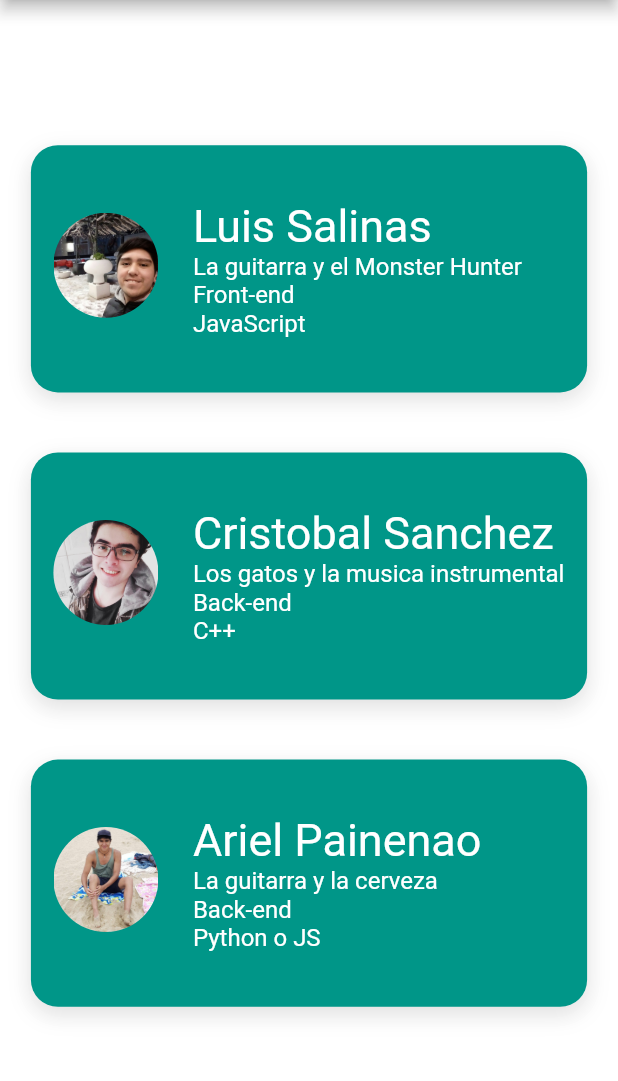
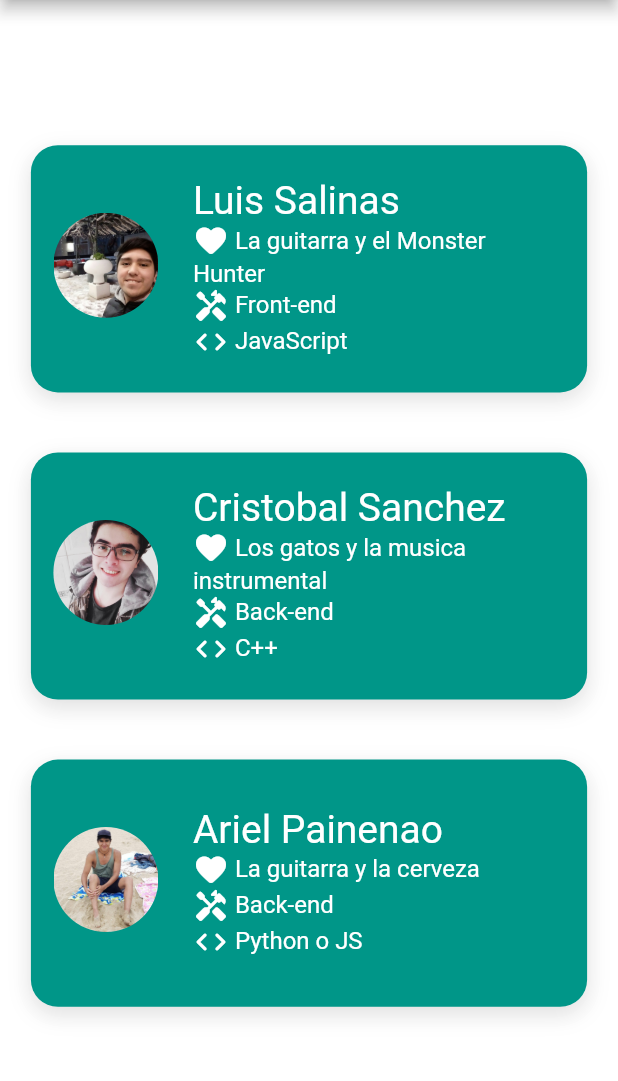
Before and after one commit to LuisSP97/app-sismos-cpyd, a Flutter app: the GroupPage screen opened by its route, on a phone screen of 412 x 824 dp, the part 84-1165 px from its top. Run offline on Flutter 3.47's test engine with Material 2 defaults, Android fonts, the phone set to English and light mode, and no system bars; our stand-ins replace google_maps_flutter, google_sign_in; network calls fail.

Commit message:
Se modifica pantalla de desarrolladores

```diff
--- a/lib/src/widgets/user_box.dart
+++ b/lib/src/widgets/user_box.dart
@@ -32,16 +32,27 @@ class UserBox extends StatelessWidget {
               ]),
           child: Row(
             children: <Widget>[
-              Padding(
+              Flexible(
+                flex: 1,
+                child: Padding(
                   padding: const EdgeInsets.symmetric(horizontal: 15.0),
                   child: Column(
                     children: [
-                    const SizedBox(height: 45,),
-                    ClipRRect(child: Image.asset(data[i].asset, height: 70, width: 70), borderRadius: BorderRadius.circular(100),),
+                      const SizedBox(
+                        height: 45,
+                      ),
+                      ClipRRect(
+                        child:
+                            Image.asset(data[i].asset, height: 70, width: 70),
+                        borderRadius: BorderRadius.circular(100),
+                      ),
                     ],
                   ),
                 ),
-              Padding(
+              ),
+              Flexible(
+                flex: 2,
+                child: Padding(
                   padding: const EdgeInsets.symmetric(horizontal: 8.0),
                   child: Column(
                     mainAxisAlignment: MainAxisAlignment.center,
@@ -50,13 +61,61 @@ class UserBox extends StatelessWidget {
                       Text(data[i].nombre,
                           style: const TextStyle(
                             color: Colors.white,
-                          fontSize: 30,
+                            fontSize: 26,
                           )),
-                    Text(data[i].gustos, style: const TextStyle(color: Colors.white, fontSize: 16),),
-                    Text(data[i].preferencia, style: const TextStyle(color: Colors.white, fontSize: 16)),
-                    Text(data[i].lenguaje, style: const TextStyle(color: Colors.white, fontSize: 16)),
-
+                      RichText(
+                          text: TextSpan(
+                              children: [
+                            const WidgetSpan(
+                              alignment: PlaceholderAlignment.middle,
+                              child: Padding(
+                                padding: EdgeInsets.only(right: 4),
+                                child: Icon(
+                                  Icons.favorite_rounded,
+                                  color: Colors.white,
+                                ),
+                              ),
+                            ),
+                            TextSpan(text: data[i].gustos)
                           ],
+                              style: const TextStyle(
+                                  color: Colors.white, fontSize: 16))),
+                      RichText(
+                          text: TextSpan(
+                              children: [
+                            const WidgetSpan(
+                              alignment: PlaceholderAlignment.middle,
+                              child: Padding(
+                                padding: EdgeInsets.only(right: 4),
+                                child: Icon(
+                                  Icons.handyman_rounded,
+                                  color: Colors.white,
+                                ),
+                              ),
+                            ),
+                            TextSpan(text: data[i].preferencia)
+                          ],
+                              style: const TextStyle(
+                                  color: Colors.white, fontSize: 16))),
+                      RichText(
+                          text: TextSpan(
+                              children: [
+                            const WidgetSpan(
+                              alignment: PlaceholderAlignment.middle,
+                              child: Padding(
+                                padding: EdgeInsets.only(right: 4),
+                                child: Icon(
+                                  Icons.code_rounded,
+                                  color: Colors.white,
+                                ),
+                              ),
+                            ),
+                            TextSpan(text: data[i].lenguaje)
+                          ],
+                              style: const TextStyle(
+                                  color: Colors.white, fontSize: 16))),
+                    ],
+                  ),
                 ),
               ),
             ],
```
Lines whose indentation alone changed are shown as unchanged.
